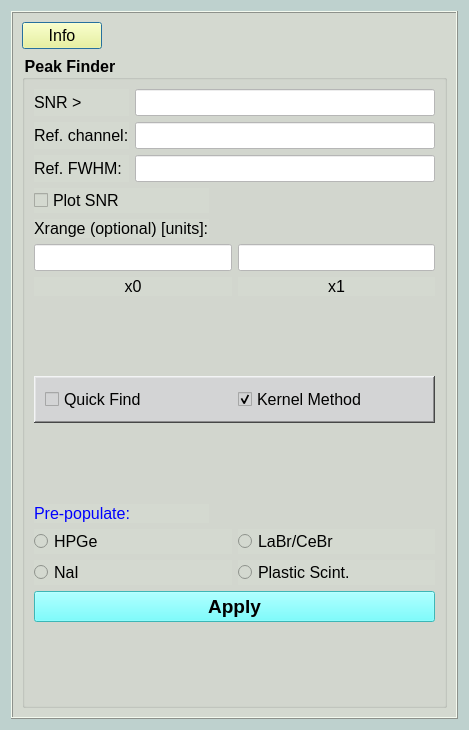
First picture: the form in wara/ui/win_peak_find.ui, repository NASA-Planetary-Science/wara, before the edit.
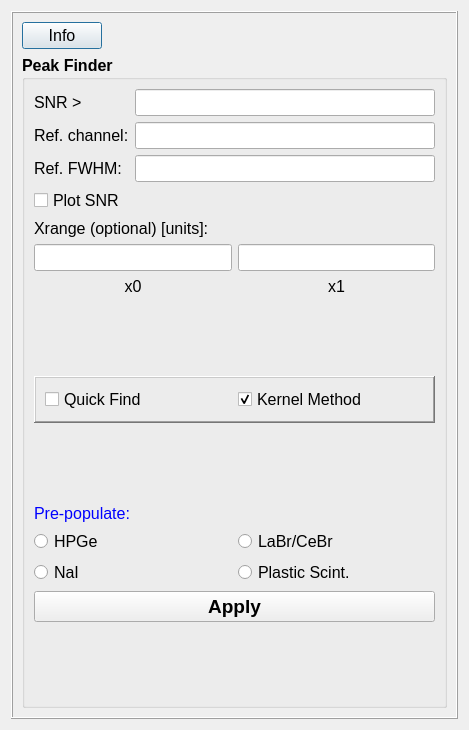
Second picture: the form after the edit.

Commit message: Add dark color theme to GUI display

What changed in the file:
```diff
--- a/wara/ui/win_peak_find.ui
+++ b/wara/ui/win_peak_find.ui
@@ -13,18 +13,12 @@
   <property name="windowTitle">
    <string>Dialog</string>
   </property>
-  <property name="styleSheet">
-   <string notr="true">background-color: rgb(190, 209, 206);</string>
-  </property>
   <layout class="QVBoxLayout" name="verticalLayout">
    <item>
     <widget class="QFrame" name="frame">
      <property name="whatsThis">
       <string/>
      </property>
-     <property name="styleSheet">
-      <string notr="true">background-color: rgb(212, 217, 208);</string>
-     </property>
      <property name="frameShape">
       <enum>QFrame::Box</enum>
      </property>
@@ -39,9 +33,6 @@
           <pointsize>12</pointsize>
          </font>
         </property>
-        <property name="styleSheet">
-         <string notr="true">background-color: rgb(255, 255, 127);</string>
-        </property>
         <property name="text">
          <string>Info</string>
         </property>
@@ -140,9 +131,6 @@
                <bold>false</bold>
               </font>
              </property>
-             <property name="styleSheet">
-              <string notr="true">background-color: rgb(255, 255, 255);</string>
-             </property>
             </widget>
            </item>
            <item row="1" column="0">
@@ -168,9 +156,6 @@
                <bold>false</bold>
               </font>
              </property>
-             <property name="styleSheet">
-              <string notr="true">background-color: rgb(255, 255, 255);</string>
-             </property>
             </widget>
            </item>
            <item row="2" column="0">
@@ -196,9 +181,6 @@
                <bold>false</bold>
               </font>
              </property>
-             <property name="styleSheet">
-              <string notr="true">background-color: rgb(255, 255, 255);</string>
-             </property>
             </widget>
            </item>
           </layout>
@@ -254,9 +236,6 @@
                <bold>false</bold>
               </font>
              </property>
-             <property name="styleSheet">
-              <string notr="true">background-color: rgb(255, 255, 255);</string>
-             </property>
             </widget>
            </item>
            <item row="0" column="0">
@@ -268,9 +247,6 @@
                <bold>false</bold>
               </font>
              </property>
-             <property name="styleSheet">
-              <string notr="true">background-color: rgb(255, 255, 255);</string>
-             </property>
             </widget>
            </item>
            <item row="1" column="1">
@@ -402,9 +378,6 @@
              <bold>true</bold>
             </font>
            </property>
-           <property name="styleSheet">
-            <string notr="true">background-color: rgb(85, 255, 255);</string>
-           </property>
            <property name="text">
             <string>Apply</string>
            </property>
@@ -412,9 +385,6 @@
          </item>
          <item row="6" column="0" colspan="3">
           <widget class="QFrame" name="frame_2">
-           <property name="styleSheet">
-            <string notr="true">background-color: rgb(211, 212, 213);</string>
-           </property>
            <property name="frameShape">
             <enum>QFrame::WinPanel</enum>
            </property>
```
The commit also changes 28 other files.
